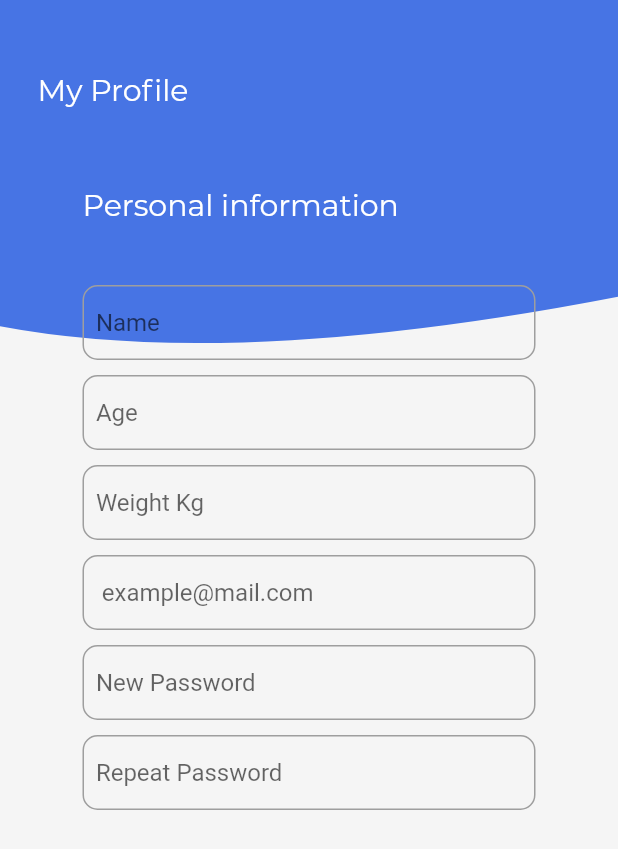
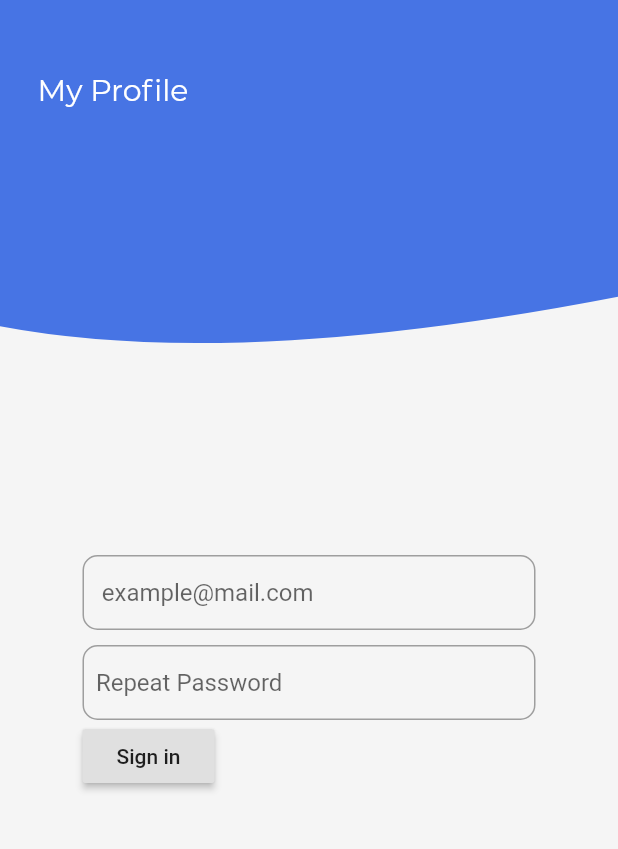
Before and after one commit to Breakway/Proga_app, a Flutter app: the Profile screen opened directly, on a phone screen of 412 x 824 dp. Shown: the top 849 px of the screen. Run offline on Flutter 3.47's test engine with Material 2 defaults, Android fonts, the phone set to English and light mode, and no system bars; our stand-ins replace firebase_auth, firebase_core, font_awesome_flutter; accounts and stored records are empty; project files that could hold a hidden picture were left out.

Commit message:
сommit with a big changes

```diff
--- a/lib/pages/Profile.dart
+++ b/lib/pages/Profile.dart
@@ -1,8 +1,14 @@
+import 'package:fitness_app/pages/authentication_service.dart';
+import 'package:flutter/cupertino.dart';
+import 'package:flutter/material.dart';
+import 'package:provider/provider.dart';
 import 'package:fitness_app/clippers/appbarclipper.dart';
 import 'package:fitness_app/constants/colors.dart';
-import 'package:flutter/material.dart';
 
 class Profile extends StatelessWidget {
+  final TextEditingController emailController = TextEditingController();
+  final TextEditingController passwordController = TextEditingController();
+
   @override
   Widget build(BuildContext context) {
     return Scaffold(
@@ -45,68 +51,6 @@ class Profile extends StatelessWidget {
             ),
           ),
           Padding(
-              padding: const EdgeInsets.fromLTRB(55, 125, 55, 0),
-              child: Text(
-                'Personal information',
-                style: TextStyle(
-                  color: Colors.white,
-                  fontFamily: 'Montserrat',
-                  fontSize: 20,
-                ),
-              ),
-            ),
-            Padding(
-              padding: const EdgeInsets.fromLTRB(55, 190, 55, 0),
-              child: Container(
-                decoration: BoxDecoration(
-                  borderRadius: BorderRadius.circular(10),
-                  border: Border.all(
-                    color: Colors.grey,
-                  ),
-                ),
-                child: TextField(
-                  decoration: InputDecoration(
-                    border: InputBorder.none,
-                    hintText: '  Name',
-                  ),
-                ),
-              ),
-            ),
-            Padding(
-              padding: const EdgeInsets.fromLTRB(55, 250, 55, 0),
-              child: Container(
-                decoration: BoxDecoration(
-                  borderRadius: BorderRadius.circular(10),
-                  border: Border.all(
-                    color: Colors.grey,
-                  ),
-                ),
-                child: TextField(
-                  decoration: InputDecoration(
-                    border: InputBorder.none,
-                    hintText: '  Age',
-                  ),
-                ),
-              ),
-            ),
-            Padding(
-              padding: const EdgeInsets.fromLTRB(55, 310, 55, 0),
-              child: Container(
-                decoration: BoxDecoration(
-                  borderRadius: BorderRadius.circular(10),
-                  border: Border.all(
-                    color: Colors.grey,
-                  ),
-                ),
-                child: TextField(
-                  decoration: InputDecoration(
-                    border: InputBorder.none,
-                    hintText: '  Weight Kg',
-                  ),
-                ),
-              ),
-            ),
-            Padding(
             padding: const EdgeInsets.fromLTRB(55, 370, 55, 0),
             child: Container(
               decoration: BoxDecoration(
@@ -116,6 +60,7 @@ class Profile extends StatelessWidget {
                 ),
               ),
               child: TextField(
+                controller: emailController,
                 decoration: InputDecoration(
                   border: InputBorder.none,
                   hintText: '   example@mail.com',
@@ -123,6 +68,7 @@ class Profile extends StatelessWidget {
               ),
             ),
           ),
+
           Padding(
             padding: const EdgeInsets.fromLTRB(55, 430, 55, 0),
             child: Container(
@@ -133,23 +79,7 @@ class Profile extends StatelessWidget {
                 ),
               ),
               child: TextField(
-                  decoration: InputDecoration(
-                    border: InputBorder.none,
-                    hintText: '  New Password',
-                  ),
-                ),
-              ),
-            ),
-            Padding(
-              padding: const EdgeInsets.fromLTRB(55, 490, 55, 0),
-              child: Container(
-                decoration: BoxDecoration(
-                  borderRadius: BorderRadius.circular(10),
-                  border: Border.all(
-                    color: Colors.grey,
-                  ),
-                ),
-                child: TextField(
+                controller: passwordController,
                 decoration: InputDecoration(
                   border: InputBorder.none,
                   hintText: '  Repeat Password',
@@ -157,6 +87,17 @@ class Profile extends StatelessWidget {
               ),
             ),
           ),
+          Padding(
+              padding: const EdgeInsets.fromLTRB(55, 480, 55, 0),
+              child: RaisedButton(
+                onPressed: () {
+                  context.read<AuthenticationService>().signIn(
+                        email: emailController.text.trim(),
+                        password: passwordController.text.trim(),
+                      );
+                },
+                child: Text("Sign in"),
+              )),
         ],
       ),
     );
```
Also changed, not shown: google-services.json (added, +39 -0 lines), lib/main.dart (+37 -9 lines), lib/pages/authentication_service.dart (added, +43 -0 lines), pubspec.yaml (+8 -42 lines), pubspec.lock, 12 other files. Lines whose indentation alone changed are shown as unchanged.
